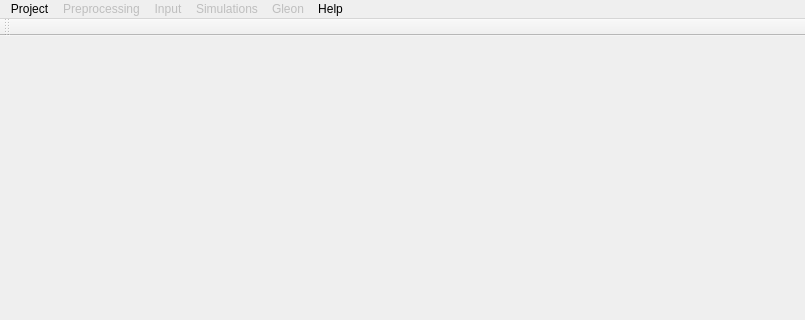
Before: the Qt Designer form include/ui/main_window.ui in IPH-ECO/iph-eco-gui, drawn with Qt 5; both pictures show x 0 to 805 and y 0 to 320 of the 805 by 507 pixel window.
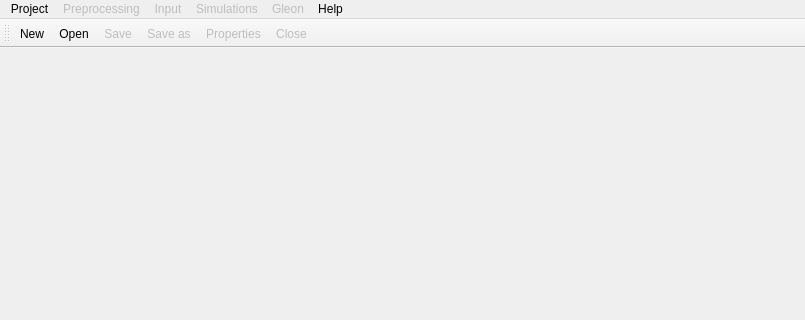
After: the same form once the commit is applied. Icons and pictures are not drawn.

Diff of the .ui file:
```diff
--- a/include/ui/main_window.ui
+++ b/include/ui/main_window.ui
@@ -23,17 +23,6 @@
    <string>IPH-ECO</string>
   </property>
   <widget class="QWidget" name="centralWidget"/>
-  <widget class="QToolBar" name="mainToolBar">
-   <property name="windowTitle">
-    <string>toolBar</string>
-   </property>
-   <attribute name="toolBarArea">
-    <enum>TopToolBarArea</enum>
-   </attribute>
-   <attribute name="toolBarBreak">
-    <bool>false</bool>
-   </attribute>
-  </widget>
   <widget class="QMenuBar" name="menuBar">
    <property name="geometry">
     <rect>
@@ -124,6 +113,23 @@
    <addaction name="menuHelp"/>
   </widget>
   <widget class="QStatusBar" name="statusBar"/>
+  <widget class="QToolBar" name="toolBar">
+   <property name="windowTitle">
+    <string>toolBar</string>
+   </property>
+   <attribute name="toolBarArea">
+    <enum>TopToolBarArea</enum>
+   </attribute>
+   <attribute name="toolBarBreak">
+    <bool>false</bool>
+   </attribute>
+   <addaction name="actionNewProject"/>
+   <addaction name="actionOpenProject"/>
+   <addaction name="actionSaveProject"/>
+   <addaction name="actionSaveAsProject"/>
+   <addaction name="actionProjectProperties"/>
+   <addaction name="actionCloseProject"/>
+  </widget>
   <action name="actionNewProject">
    <property name="text">
     <string>New</string>
```
Left out of the diff: 28 changed lines with no effect on the pictures.
